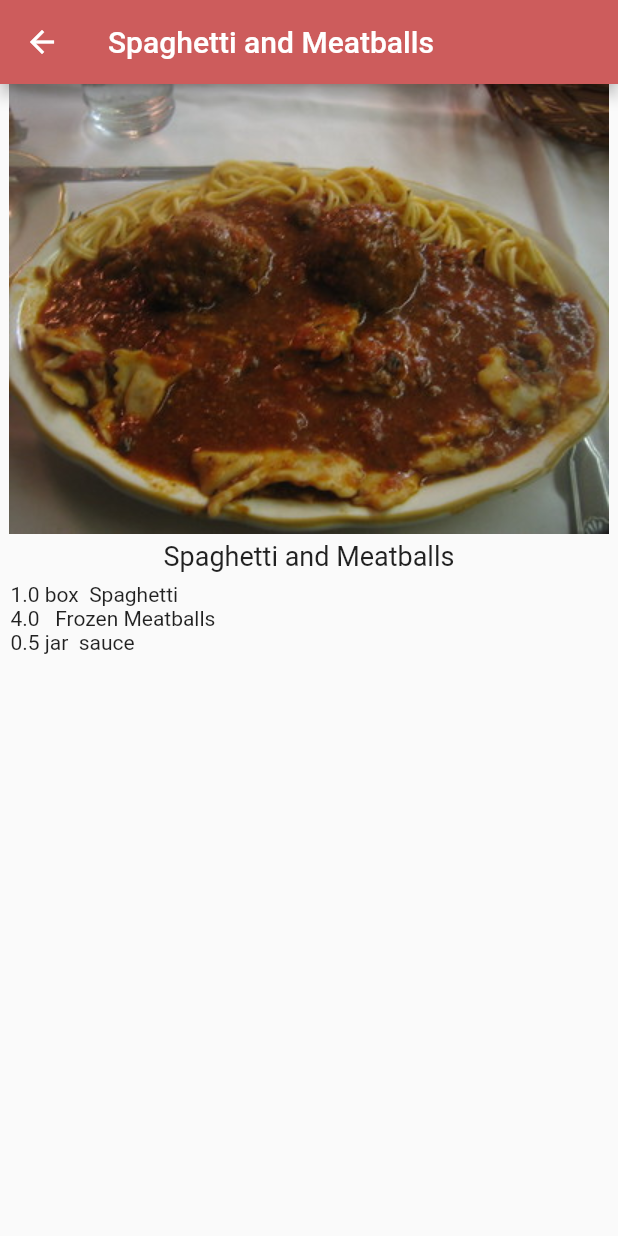
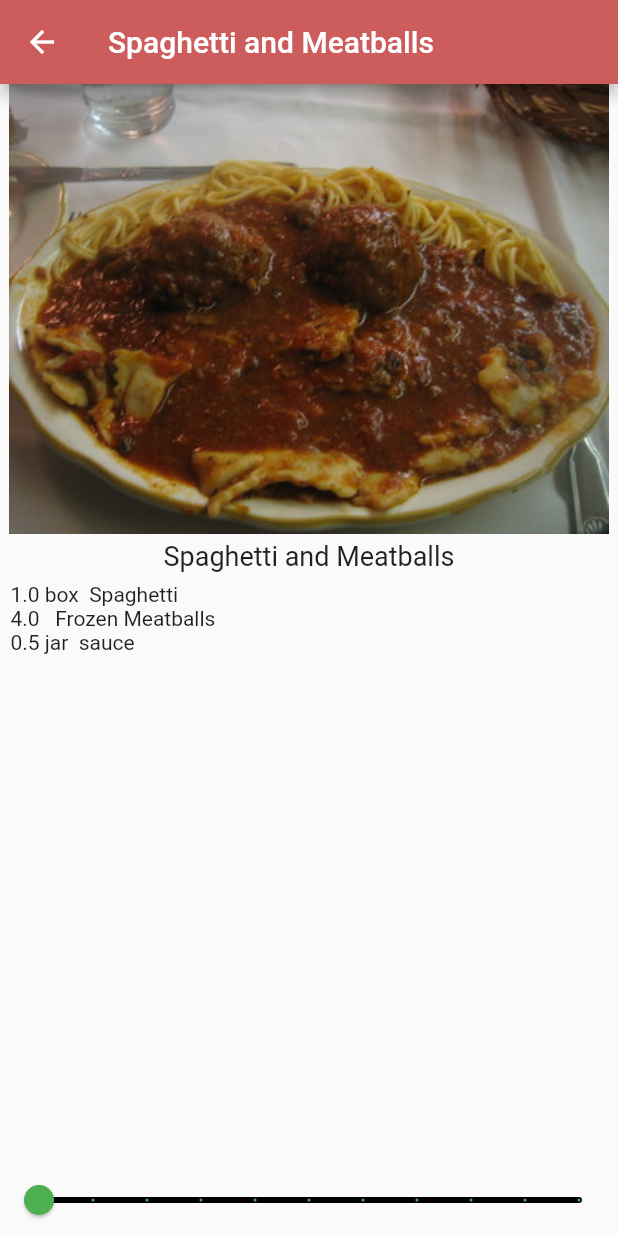
Before and after one commit to blazeMassai/Ray-flutter, a Flutter app: the screen it shows after launch, after a tap on "Spaghetti and Meatballs", on a phone screen of 412 x 824 dp. Run offline on Flutter 3.47's test engine with Material 2 defaults, Android fonts, the light colour scheme and no system bars.

Commit message:
details with serving

```diff
--- a/1-basic/recipes/lib/main.dart
+++ b/1-basic/recipes/lib/main.dart
@@ -65,7 +65,7 @@ class _MyHomePageState extends State<MyHomePage> {
                     MaterialPageRoute(
                       //builder creates the destination page widget.
                       builder: (context){
-                        return RecipeDetail(recipe: Recipe?.samples[index]);
+                        return RecipeDetail(recipe: Recipe.samples[index]);
                       },
                     ),
                 );
--- a/1-basic/recipes/lib/recipe.dart
+++ b/1-basic/recipes/lib/recipe.dart
@@ -1,17 +1,18 @@
 
 
 class Recipe {
-  int? servings;
+  int servings;
   List<Ingredient> ingredients;
 
   String label;
   String imageUrl;
 
-  Recipe(this.label, this.imageUrl, this.ingredients);
+  Recipe(this.label, this.imageUrl, this.servings, this.ingredients);
 
   static List<Recipe> samples = [
     Recipe('Spaghetti and Meatballs',
         'assets/tambi.jpg',
+            4,
             [
             Ingredient(1, 'box', 'Spaghetti'),
             Ingredient(4, '', 'Frozen Meatballs'),
@@ -21,6 +22,7 @@ class Recipe {
     ),
     Recipe('Tomato Soup',
         'assets/sauce.jpg',
+        2,
         [
           Ingredient(1, 'can', 'Tomato Soup'),
         ],
@@ -28,6 +30,7 @@ class Recipe {
 
     Recipe('Grilled Cheese',
         'assets/grilled-cheese.jpeg',
+      1,
       [
         Ingredient(2, 'slices', 'Cheese'),
         Ingredient(2, 'slices', 'Bread'),
@@ -36,6 +39,7 @@ class Recipe {
 
     Recipe('Chocolate Chip Cookies',
         'assets/cookies.jpg',
+      24,
       [
         Ingredient(4, 'cups', 'flour'),
         Ingredient(2, 'cups', 'sugar'),
@@ -45,6 +49,7 @@ class Recipe {
 
     Recipe('Taco Salad',
         'assets/taco.jpg',
+      1,
       [
         Ingredient(4, 'oz', 'nachos'),
         Ingredient(3, 'oz', 'taco meat'),
@@ -55,6 +60,7 @@ class Recipe {
 
     Recipe('Hawaiian Pizza',
         'assets/pizza.jpg',
+      4,
       [
         Ingredient(1, 'item', 'pizza'),
         Ingredient(1, 'cup', 'pineapple'),
--- a/1-basic/recipes/lib/recipe_detail.dart
+++ b/1-basic/recipes/lib/recipe_detail.dart
@@ -13,7 +13,11 @@ class RecipeDetail extends StatefulWidget {
   }
 }
 
+
+
 class _RecipeDetailState extends State<RecipeDetail> {
+
+  int _sliderVal = 1;
 
   @override
   Widget build(BuildContext context) {
@@ -61,11 +65,26 @@ class _RecipeDetailState extends State<RecipeDetail> {
 
                   }
                 ),
-            )
+            ),
 
-          ]
-        )
-      )
+            Slider(
+              min: 1,
+              max: 10,
+              divisions: 10,
+              label: '${_sliderVal * widget.recipe.servings} servings',
+              value: _sliderVal.toDouble(),
+              onChanged: (newValue) {
+                setState(() {
+                  _sliderVal = newValue.round();
+                });
+              },
+              activeColor: Colors.green,
+              inactiveColor: Colors.black,
+            ),
+
+          ],
+        ),
+      ),
     );
   }
 }
```
